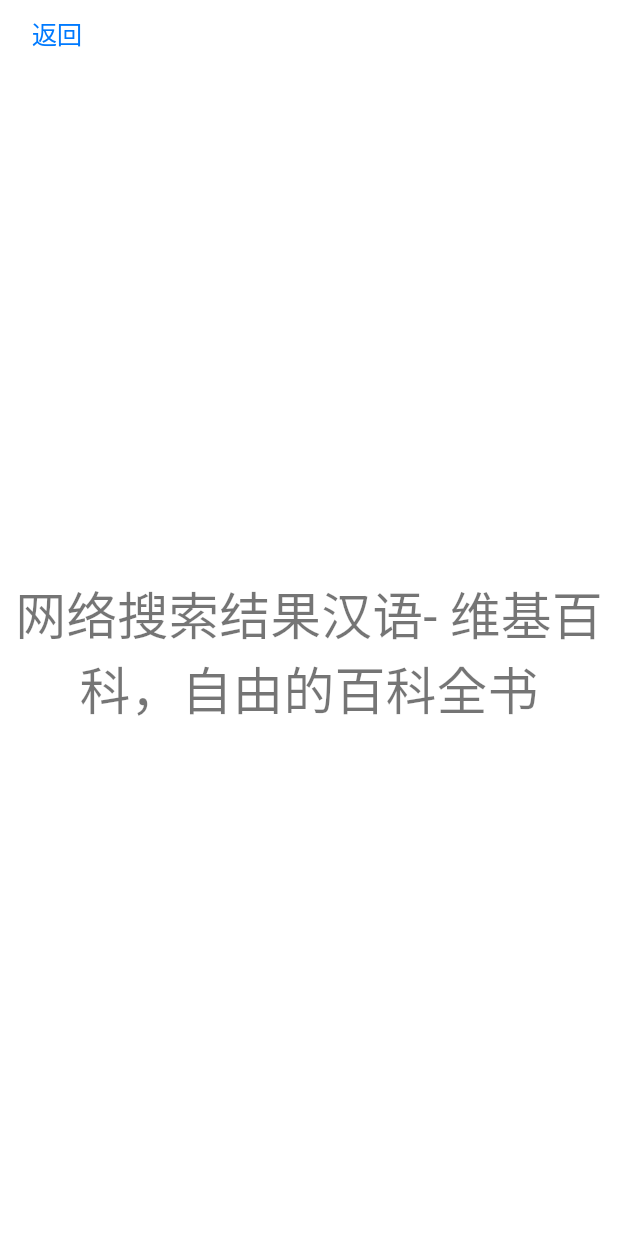
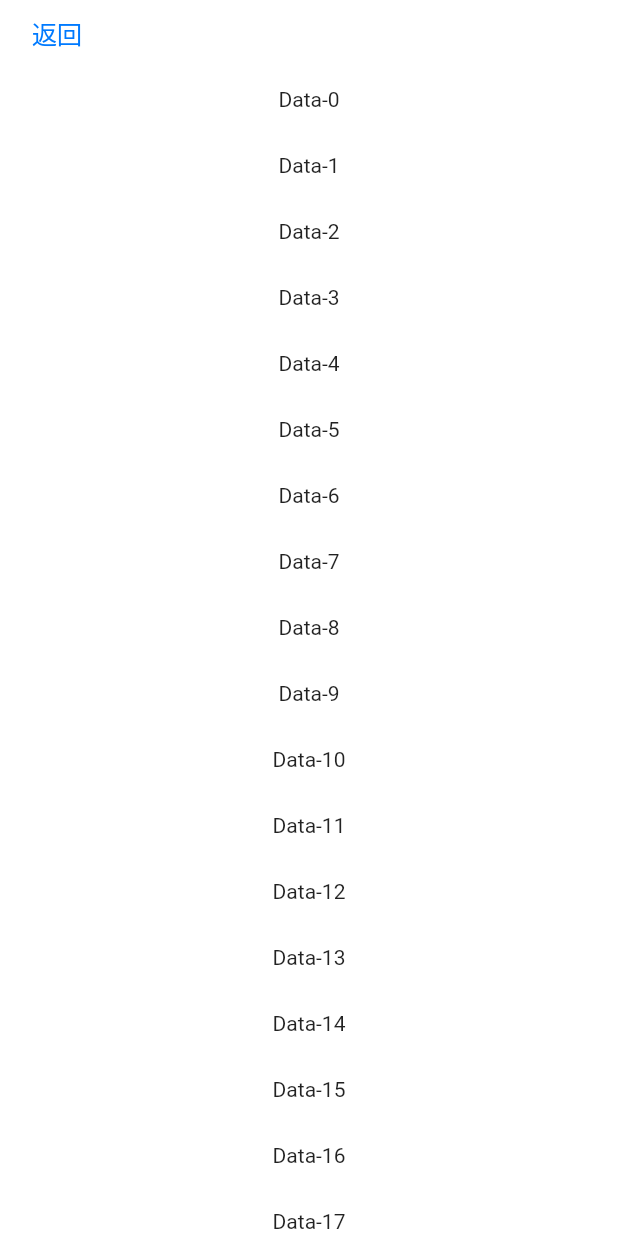
Before and after one commit to Tecode/dynamic_theme, a Flutter app: the Entrance screen opened directly, after a tap on "路由跳转", on a phone screen of 412 x 824 dp. Run offline on Flutter 3.47's test engine with Material 2 defaults, Android fonts, the phone set to English and light mode, and no system bars.

Commit message:
feat: 增加首页导航

```diff
--- /dev/null
+++ b/lib/containers/Discovery.dart
@@ -0,0 +1,20 @@
+import 'package:flutter/material.dart';
+
+class Discovery extends StatelessWidget {
+  @override
+  Widget build(BuildContext context) {
+    return Scaffold(
+      body: ListView.builder(
+        primary: true,
+        itemCount: 60,
+        itemBuilder: (BuildContext context, int index) {
+          return Container(
+            height: 44.0,
+            width: MediaQuery.of(context).size.width,
+            child: Center(child: Text('Data-$index')),
+          );
+        },
+      ),
+    );
+  }
+}
--- a/lib/containers/Entrance.dart
+++ b/lib/containers/Entrance.dart
@@ -1,10 +1,9 @@
-import 'dart:developer';
-
+import 'package:dynamic_theme/containers/Discovery.dart';
+import 'package:dynamic_theme/containers/Home.dart';
+import 'package:dynamic_theme/containers/Mine.dart';
 import 'package:dynamic_theme/helpers/options.dart';
 import 'package:dynamic_theme/widgets/Entrance/NavigationBar.dart';
 import 'package:flutter/material.dart';
-
-import 'NewView.dart';
 
 class Entrance extends StatefulWidget {
   final Options options;
@@ -15,80 +14,42 @@
   });
   static String routeName = '/';
 
+//  路由页面
+  static List<Map<String, dynamic>> get navList {
+    return [
+      {'value': '首页', 'key': 'HOME'},
+      {'value': '发现', 'key': 'DISCOVERY'},
+      {'value': '订单', 'key': 'ORDER'},
+      {'value': '我的', 'key': 'MINE'},
+    ];
+  }
+
   @override
   _EntranceState createState() => _EntranceState();
 }
 
 class _EntranceState extends State<Entrance> {
-  //  路由跳转
-  void _launchRouter(BuildContext context) {
-    Timeline.instantSync('Start Transition', arguments: <String, String>{
-      'from': '/',
-      'to': '/newView',
-    });
-    Navigator.pushNamed(
-      context,
-      '/newView',
-      arguments: NewView(
-        content: '网络搜索结果汉语- 维基百科，自由的百科全书',
-      ),
-    );
-  }
+  int activeIndex = 0;
 
   @override
   Widget build(BuildContext context) {
     return Scaffold(
-      body: SizedBox(
-        child: Center(
-          child: Builder(
-            builder: (BuildContext context) {
-              final bool isDark =
-                  Theme.of(context).brightness == Brightness.dark;
-
-              return Column(
-                mainAxisAlignment: MainAxisAlignment.center,
-                crossAxisAlignment: CrossAxisAlignment.center,
-                children: <Widget>[
-                  Text(
-                    'TEXT',
-                    style: Theme.of(context).textTheme.display1,
-                  ),
-                  Text(
-                    'Flutter: Dynamic Theming | Change Theme At Runtime',
-                    style: Theme.of(context).textTheme.subtitle,
-                  ),
-                  FlatButton(
-                    onPressed: () => _launchRouter(context),
-                    child: Text(
-                      '路由跳转',
-                      style: Theme.of(context).textTheme.body1.merge(
-                            TextStyle(
-                              color: isDark ? Colors.white : Colors.black,
-                            ),
-                          ),
-                    ),
-                  ),
-                  FlatButton(
-                    onPressed: () => widget.handleOptionsChanged(
-                      widget.options.copyWith(
-                        themeMode: isDark ? ThemeMode.light : ThemeMode.dark,
-                      ),
-                    ),
-                    child: Text(
-                      isDark ? '珍珠白' : '暗夜黑',
-                      style: TextStyle(
-                        color: isDark ? Colors.white : Colors.black,
-                        fontSize: 16.0,
-                      ),
-                    ),
-                  ),
-                ],
-              );
-            },
+      body: IndexedStack(
+        index: activeIndex,
+        children: <Widget>[
+          Home(),
+          Discovery(),
+          Text('44'),
+          Mine(
+            options: widget.options,
+            handleOptionsChanged: widget.handleOptionsChanged,
           ),
-        ),
+        ],
       ),
-      bottomNavigationBar: NavigationBar(),
+      bottomNavigationBar: NavigationBar(
+        activeKey: Entrance.navList[activeIndex]['key'],
+        onChange: (int index) => setState(() => activeIndex = index),
+      ),
     );
   }
 }
--- /dev/null
+++ b/lib/containers/Home.dart
@@ -0,0 +1,68 @@
+import 'dart:developer';
+
+import 'package:dynamic_theme/containers/NewView.dart';
+import 'package:flutter/material.dart';
+
+class Home extends StatefulWidget {
+  @override
+  _HomeState createState() => _HomeState();
+}
+
+class _HomeState extends State<Home> {
+  //  路由跳转
+  void _launchRouter(BuildContext context) {
+    Timeline.instantSync('Start Transition', arguments: <String, String>{
+      'from': '/',
+      'to': '/newView',
+    });
+    Navigator.pushNamed(
+      context,
+      '/newView',
+      arguments: NewView(
+        content: '网络搜索结果汉语- 维基百科，自由的百科全书',
+      ),
+    );
+  }
+
+  @override
+  Widget build(BuildContext context) {
+    return SafeArea(
+      child: SizedBox(
+        child: Center(
+          child: Builder(
+            builder: (BuildContext context) {
+              final bool isDark =
+                  Theme.of(context).brightness == Brightness.dark;
+
+              return Column(
+                mainAxisAlignment: MainAxisAlignment.center,
+                crossAxisAlignment: CrossAxisAlignment.center,
+                children: <Widget>[
+                  Text(
+                    'TEXT',
+                    style: Theme.of(context).textTheme.display1,
+                  ),
+                  Text(
+                    'Flutter: Dynamic Theming | Change Theme At Runtime',
+                    style: Theme.of(context).textTheme.subtitle,
+                  ),
+                  FlatButton(
+                    onPressed: () => _launchRouter(context),
+                    child: Text(
+                      '路由跳转',
+                      style: Theme.of(context).textTheme.body1.merge(
+                            TextStyle(
+                              color: isDark ? Colors.white : Colors.black,
+                            ),
+                          ),
+                    ),
+                  ),
+                ],
+              );
+            },
+          ),
+        ),
+      ),
+    );
+  }
+}
--- /dev/null
+++ b/lib/containers/Mine.dart
@@ -0,0 +1,90 @@
+import 'dart:developer';
+
+import 'package:dynamic_theme/containers/NewView.dart';
+import 'package:dynamic_theme/helpers/options.dart';
+import 'package:flutter/material.dart';
+
+class Mine extends StatefulWidget {
+  final Options options;
+  final Function handleOptionsChanged;
+  Mine({
+    this.handleOptionsChanged,
+    this.options,
+  });
+
+  @override
+  _MineState createState() => _MineState();
+}
+
+class _MineState extends State<Mine> {
+  //  路由跳转
+  void _launchRouter(BuildContext context) {
+    Timeline.instantSync('Start Transition', arguments: <String, String>{
+      'from': '/',
+      'to': '/newView',
+    });
+    Navigator.pushNamed(
+      context,
+      '/newView',
+      arguments: NewView(
+        content: '网络搜索结果汉语- 维基百科，自由的百科全书',
+      ),
+    );
+  }
+
+  @override
+  Widget build(BuildContext context) {
+    return SafeArea(
+      child: SizedBox(
+        child: Center(
+          child: Builder(
+            builder: (BuildContext context) {
+              final bool isDark =
+                  Theme.of(context).brightness == Brightness.dark;
+
+              return Column(
+                mainAxisAlignment: MainAxisAlignment.center,
+                crossAxisAlignment: CrossAxisAlignment.center,
+                children: <Widget>[
+                  Text(
+                    'TEXT',
+                    style: Theme.of(context).textTheme.display1,
+                  ),
+                  Text(
+                    'Flutter: Dynamic Theming | Change Theme At Runtime',
+                    style: Theme.of(context).textTheme.subtitle,
+                  ),
+                  FlatButton(
+                    onPressed: () => _launchRouter(context),
+                    child: Text(
+                      '路由跳转',
+                      style: Theme.of(context).textTheme.body1.merge(
+                            TextStyle(
+                              color: isDark ? Colors.white : Colors.black,
+                            ),
+                          ),
+                    ),
+                  ),
+                  FlatButton(
+                    onPressed: () => widget.handleOptionsChanged(
+                      widget.options.copyWith(
+                        themeMode: isDark ? ThemeMode.light : ThemeMode.dark,
+                      ),
+                    ),
+                    child: Text(
+                      isDark ? '珍珠白' : '暗夜黑',
+                      style: TextStyle(
+                        color: isDark ? Colors.white : Colors.black,
+                        fontSize: 16.0,
+                      ),
+                    ),
+                  ),
+                ],
+              );
+            },
+          ),
+        ),
+      ),
+    );
+  }
+}
--- a/lib/containers/NewView.dart
+++ b/lib/containers/NewView.dart
@@ -24,14 +24,16 @@
         ),
       ),
       child: Material(
-        child: SafeArea(
-          child: Center(
-            child: Text(
-              '${param.content}',
-              style: Theme.of(context).textTheme.display1,
-              textAlign: TextAlign.center,
-            ),
-          ),
+        child: ListView.builder(
+          primary: true,
+          itemCount: 60,
+          itemBuilder: (BuildContext context, int index) {
+            return Container(
+              height: 44.0,
+              width: MediaQuery.of(context).size.width,
+              child: Center(child: Text('Data-$index')),
+            );
+          },
         ),
       ),
     );
--- a/lib/helpers/colors.dart
+++ b/lib/helpers/colors.dart
@@ -5,9 +5,11 @@
   /// 边框颜色
   final Color borderColor;
   final Color cubeColor;
+  final Color activeNavColor;
   CustomColors({
     this.borderColor,
     this.cubeColor,
+    this.activeNavColor,
   });
 
   static CustomColors of(BuildContext context) {
@@ -16,12 +18,14 @@
       return CustomColors(
         borderColor: Color(0xfff2c2e33),
         cubeColor: Colors.white70,
+        activeNavColor: Colors.brown,
       );
     }
 //    明亮色
     return CustomColors(
       borderColor: Color(0xffdedede),
       cubeColor: Colors.black38,
+      activeNavColor: Colors.amberAccent,
     );
   }
 }
--- a/lib/helpers/options.dart
+++ b/lib/helpers/options.dart
@@ -80,6 +80,6 @@
   }
 }
 
-const double _kItemHeight = 48.0;
-const EdgeInsetsDirectional _kItemPadding =
-    EdgeInsetsDirectional.only(start: 56.0);
+//const double _kItemHeight = 48.0;
+//const EdgeInsetsDirectional _kItemPadding =
+//    EdgeInsetsDirectional.only(start: 56.0);
--- a/lib/widgets/Entrance/NavigationBar.dart
+++ b/lib/widgets/Entrance/NavigationBar.dart
@@ -1,7 +1,15 @@
+import 'package:dynamic_theme/containers/Entrance.dart';
 import 'package:dynamic_theme/helpers/colors.dart';
 import 'package:flutter/material.dart';
 
 class NavigationBar extends StatelessWidget {
+  final String activeKey;
+  final Function onChange;
+  NavigationBar({
+    this.activeKey = 'HOME',
+    this.onChange,
+  });
+
   @override
   Widget build(BuildContext context) {
     return Container(
@@ -19,10 +27,14 @@
       child: Row(
         mainAxisAlignment: MainAxisAlignment.spaceAround,
         crossAxisAlignment: CrossAxisAlignment.end,
-        children: <Widget>[
-          ...List.generate(
-            4,
-            (_) => Expanded(
+        children: Entrance.navList
+            .asMap()
+            .keys
+            .map(
+              (int index) => Expanded(
+                child: GestureDetector(
+                  onTap: () => onChange.call(index),
+                  behavior: HitTestBehavior.opaque,
                   child: Column(
                     mainAxisSize: MainAxisSize.max,
                     mainAxisAlignment: MainAxisAlignment.end,
@@ -30,20 +42,26 @@
                       Container(
                         width: 20.0,
                         height: 20.0,
-                    color: CustomColors.of(context).cubeColor,
+                        color: Entrance.navList[index]['key'] == activeKey
+                            ? CustomColors.of(context).activeNavColor
+                            : CustomColors.of(context).cubeColor,
                       ),
                       Text(
-                    '标题',
+                        '${Entrance.navList[index]['value']}',
                         style: TextStyle(
                           fontSize: 12.0,
                           height: 1.4,
+                          color: Entrance.navList[index]['key'] == activeKey
+                              ? CustomColors.of(context).activeNavColor
+                              : CustomColors.of(context).cubeColor,
                         ),
                       )
                     ],
                   ),
                 ),
               ),
-        ],
+            )
+            .toList(),
       ),
     );
   }
```
Also changed, not shown: 2 other files. Lines whose indentation alone changed are shown as unchanged.
